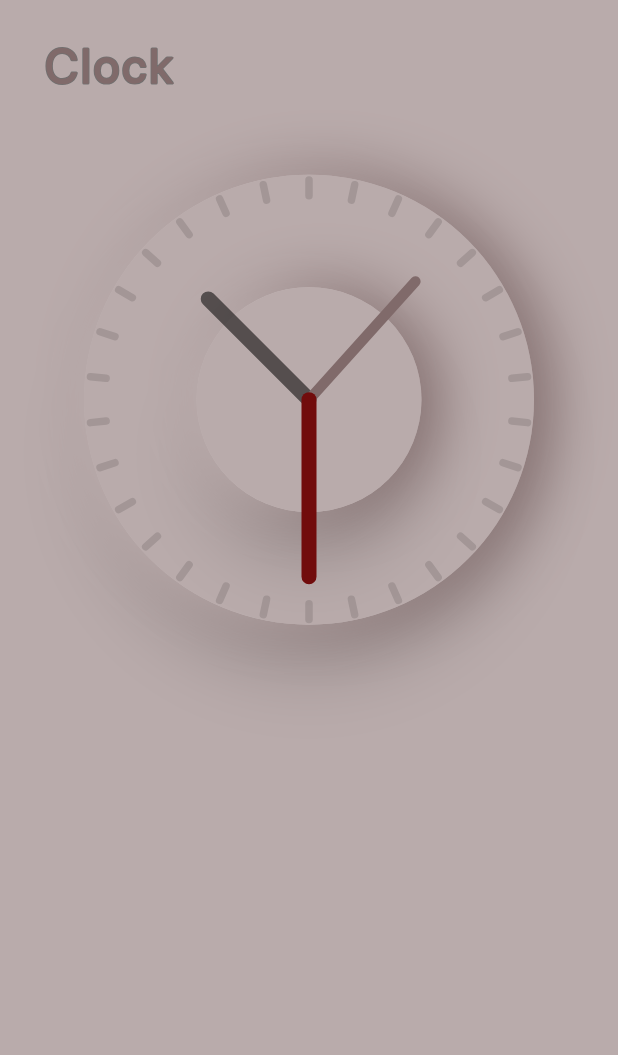
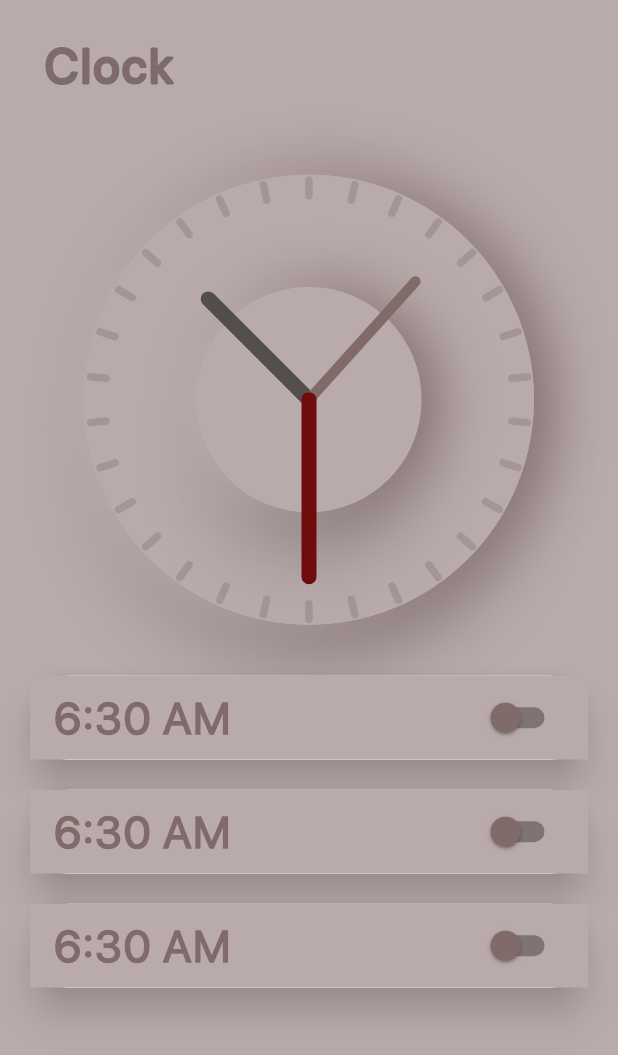
Before and after one commit to Poujhit/Neumorphic-Clock-App, a Flutter app: the screen it shows after launch, on a phone screen of 412 x 824 dp. Shown: the top 1055 px of the screen. Run offline on Flutter 3.47's test engine with Material 2 defaults, Android fonts, the phone set to English and light mode, and no system bars; drawn by our look-alikes of bordered_text; our stand-ins replace flutter_local_notifications, flutter_native_timezone, fluttertoast, timezone.

Commit message:
alarm feature added🕗💥

```diff
--- a/lib/main.dart
+++ b/lib/main.dart
@@ -30,17 +30,31 @@ void main() async {
 }
 
 class MyApp extends StatelessWidget {
+  final Map<int, Color> color = {
+    50: Color.fromRGBO(136, 14, 79, .1),
+    100: Color.fromRGBO(136, 14, 79, .2),
+    200: Color.fromRGBO(136, 14, 79, .3),
+    300: Color.fromRGBO(136, 14, 79, .4),
+    400: Color.fromRGBO(136, 14, 79, .5),
+    500: Color.fromRGBO(136, 14, 79, .6),
+    600: Color.fromRGBO(136, 14, 79, .7),
+    700: Color.fromRGBO(136, 14, 79, .8),
+    800: Color.fromRGBO(136, 14, 79, .9),
+    900: Color.fromRGBO(136, 14, 79, 1),
+  };
+
   @override
   Widget build(BuildContext context) {
     return MaterialApp(
       debugShowCheckedModeBanner: false,
       title: 'Neumorphic Clock App',
       theme: ThemeData(
-        primarySwatch: Colors.blue,
+        primarySwatch: MaterialColor(0xFFb9abab, color),
+        accentColor: Colors.green,
         fontFamily: 'Pro',
       ),
+      themeMode: ThemeMode.dark,
       home: ClockScreen(),
     );
   }
 }
-// #806A6A
--- a/lib/screens/clock_screen.dart
+++ b/lib/screens/clock_screen.dart
@@ -3,6 +3,7 @@ import 'dart:math';
 
 import 'package:flutter/material.dart';
 import 'package:bordered_text/bordered_text.dart';
+import 'package:neumorphic_clock_app/widgets/alarm_tile.dart';
 import 'package:neumorphic_clock_app/widgets/elevation_widget.dart';
 
 class ClockScreen extends StatefulWidget {
@@ -23,7 +24,8 @@ class _ClockScreenState extends State<ClockScreen> {
   Widget build(BuildContext context) {
     return Scaffold(
       backgroundColor: Color(0xFFb9abab),
-      body: Column(
+      body: SingleChildScrollView(
+        child: Column(
           crossAxisAlignment: CrossAxisAlignment.start,
           children: [
             SizedBox(
@@ -69,7 +71,11 @@ class _ClockScreenState extends State<ClockScreen> {
             SizedBox(
               height: 20,
             ),
+            AlarmTile(0),
+            AlarmTile(1),
+            AlarmTile(2),
           ],
+        ),
       ),
     );
   }
--- /dev/null
+++ b/lib/widgets/alarm_tile.dart
@@ -0,0 +1,87 @@
+import 'package:flutter/material.dart';
+import 'package:fluttertoast/fluttertoast.dart';
+import 'package:neumorphic_clock_app/alarm/set_alarm.dart';
+
+class AlarmTile extends StatefulWidget {
+  final int id;
+  AlarmTile(this.id);
+  @override
+  _AlarmTileState createState() => _AlarmTileState();
+}
+
+class _AlarmTileState extends State<AlarmTile> {
+  TimeOfDay _selectedTime = TimeOfDay(hour: 06, minute: 30);
+
+  bool isalarmOn = false;
+
+  @override
+  Widget build(BuildContext context) {
+    return Card(
+      key: UniqueKey(),
+      shape: RoundedRectangleBorder(
+        borderRadius: BorderRadius.circular(25),
+      ),
+      margin: const EdgeInsets.only(
+        top: 10,
+        bottom: 10,
+        left: 20,
+        right: 20,
+      ),
+      elevation: 10,
+      shadowColor: Color(0xFFb9abab),
+      child: ClipRRect(
+        borderRadius: BorderRadius.circular(20),
+        child: ListTile(
+          key: UniqueKey(),
+          tileColor: Color(0xFFb9abab),
+          leading: Text(
+            _selectedTime.format(context),
+            style: TextStyle(
+              color: Color(0xFF806a6a),
+              fontWeight: FontWeight.bold,
+              letterSpacing: 1,
+              fontSize: 30,
+            ),
+            textAlign: TextAlign.center,
+          ),
+          trailing: Switch.adaptive(
+            key: UniqueKey(),
+            activeColor: Color(0xFF806a6a),
+            inactiveThumbColor: Color(0xFF806a6a),
+            value: isalarmOn,
+            onChanged: (value) async {
+              if (value) {
+                setState(() {
+                  isalarmOn = value;
+                });
+                await SetAlarm.setAlarm(_selectedTime, widget.id);
+                Fluttertoast.showToast(msg: 'Done');
+              } else {
+                setState(() {
+                  isalarmOn = value;
+                });
+                await SetAlarm.cancelAlarm(widget.id);
+              }
+            },
+          ),
+          onTap: () async {
+            final newTime = await showTimePicker(
+              initialTime: TimeOfDay.now(),
+              context: context,
+            );
+            if (newTime == null)
+              Fluttertoast.showToast(msg: 'Choose a Time!!');
+            else {
+              setState(() {
+                _selectedTime = newTime;
+
+                isalarmOn = true;
+              });
+              await SetAlarm.setAlarm(_selectedTime, widget.id);
+            }
+          },
+        ),
+      ),
+    );
+  }
+}
--- a/lib/widgets/elevation_widget.dart
+++ b/lib/widgets/elevation_widget.dart
@@ -1,5 +1,3 @@
-import 'dart:math';
-
 import 'package:flutter/material.dart';
 
 class ElevationWidget extends StatelessWidget {
--- a/pubspec.yaml
+++ b/pubspec.yaml
@@ -23,6 +23,9 @@ dependencies:
     sdk: flutter
   bordered_text: ^1.0.1
   intl: ^0.16.1
+  fluttertoast: ^7.1.5
+  timezone: ^0.5.9
+  flutter_native_timezone: ^1.0.4
   flutter_local_notifications: ^3.0.1+6
 
 
```
Also changed, not shown: lib/alarm/set_alarm.dart (added, +69 -0 lines), pubspec.lock. Lines whose indentation alone changed are shown as unchanged.
